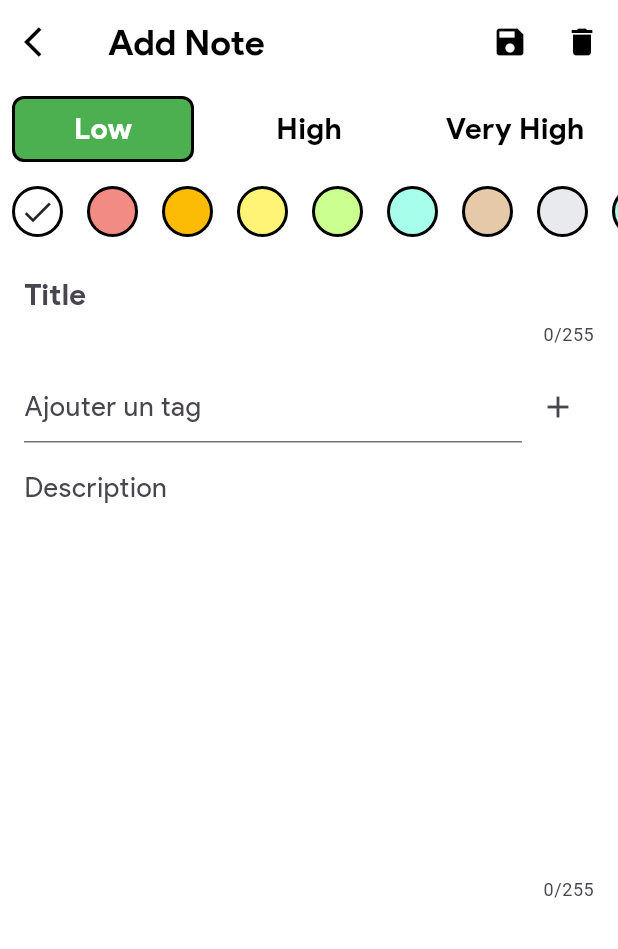
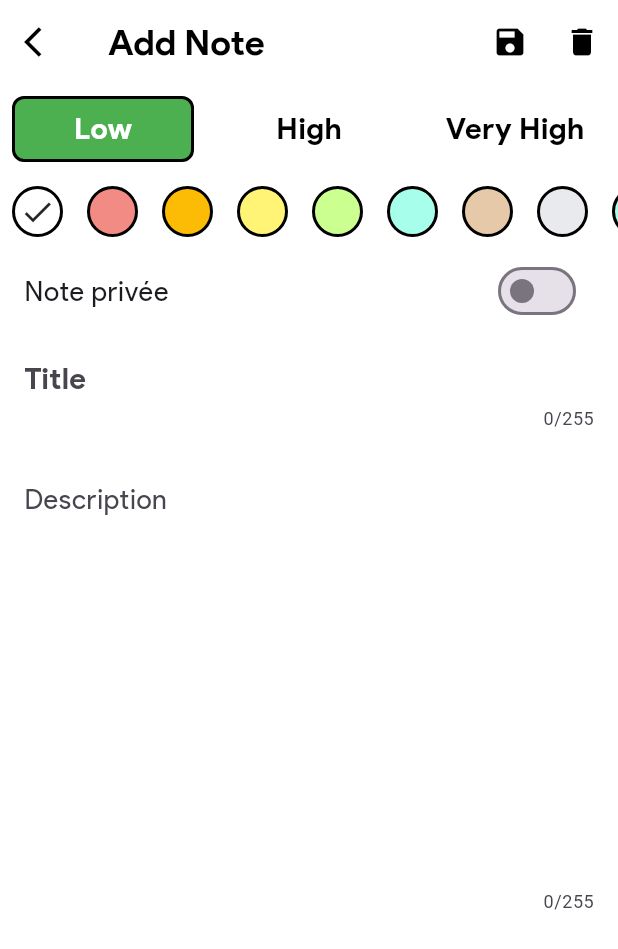
Before and after one commit to Aminesanhaji/Mynotes, a Flutter app: the NoteList screen opened directly, after a tap on the "add" icon, on a phone screen of 412 x 824 dp. Shown: the top 949 px of the screen. Run offline on Flutter 3.47's test engine with Material 3 defaults, Android fonts, the phone set to English and light mode, and no system bars; our stand-ins replace shared_preferences, sqflite; accounts and stored records are empty.

Commit message:
WIP: Started implementing private note locking UI, needs refinement

```diff
--- a/lib/db_helper/db_helper.dart
+++ b/lib/db_helper/db_helper.dart
@@ -1,5 +1,4 @@
 import 'dart:io';
-
 import 'package:sqflite/sqflite.dart';
 import 'dart:async';
 import 'package:path_provider/path_provider.dart';
@@ -8,17 +7,24 @@ import 'package:notes_app/modal_class/notes.dart';
 class DatabaseHelper {
   static late DatabaseHelper _databaseHelper;
   static Database? _database;
+
   String noteTable = 'note_table';
-  String tagTable = 'tag_table';
-  String noteTagTable = 'note_tag_table';
-
   String colId = 'id';
   String colTitle = 'title';
   String colDescription = 'description';
   String colPriority = 'priority';
   String colColor = 'color';
   String colDate = 'date';
-  String colFavorite = 'isFavorite';
+  String colIsFavorite = 'isFavorite';
+  String colIsPrivate = 'isPrivate';
+
+  String tagTable = 'tag_table';
+  String colTagId = 'id';
+  String colTagName = 'name';
+
+  String noteTagTable = 'note_tag_table';
+  String colNoteId = 'note_id';
+  String colTagRefId = 'tag_id';
 
   DatabaseHelper._createInstance();
 
@@ -36,57 +42,38 @@ class DatabaseHelper {
     Directory directory = await getApplicationDocumentsDirectory();
     String path = '${directory.path}/notes.db';
 
-    var notesDatabase = await openDatabase(
-      path,
-      version: 2,
-      onCreate: _createDb,
-      onUpgrade: _onUpgrade,
-    );
+    var notesDatabase = await openDatabase(path,
+        version: 2, onCreate: _createDb, onUpgrade: _onUpgrade);
     return notesDatabase;
   }
 
   void _createDb(Database db, int newVersion) async {
-    await db.execute(
-      'CREATE TABLE $noteTable($colId INTEGER PRIMARY KEY AUTOINCREMENT, $colTitle TEXT, '
-      '$colDescription TEXT, $colPriority INTEGER, $colColor INTEGER, $colDate TEXT, $colFavorite INTEGER DEFAULT 0)'
-    );
+    await db.execute('''CREATE TABLE $noteTable(
+      $colId INTEGER PRIMARY KEY AUTOINCREMENT,
+      $colTitle TEXT,
+      $colDescription TEXT,
+      $colPriority INTEGER,
+      $colColor INTEGER,
+      $colDate TEXT,
+      $colIsFavorite INTEGER,
+      $colIsPrivate INTEGER)''');
 
-    await db.execute(
-      'CREATE TABLE $tagTable(id INTEGER PRIMARY KEY AUTOINCREMENT, name TEXT)'
-    );
+    await db.execute('''CREATE TABLE $tagTable(
+      $colTagId INTEGER PRIMARY KEY AUTOINCREMENT,
+      $colTagName TEXT)''');
 
-    await db.execute(
-      'CREATE TABLE $noteTagTable(noteId INTEGER, tagId INTEGER, '
-      'FOREIGN KEY(noteId) REFERENCES $noteTable(id), '
-      'FOREIGN KEY(tagId) REFERENCES $tagTable(id))'
-    );
+    await db.execute('''CREATE TABLE $noteTagTable(
+      $colNoteId INTEGER,
+      $colTagRefId INTEGER,
+      FOREIGN KEY($colNoteId) REFERENCES $noteTable($colId),
+      FOREIGN KEY($colTagRefId) REFERENCES $tagTable($colTagId))''');
   }
 
   void _onUpgrade(Database db, int oldVersion, int newVersion) async {
     if (oldVersion < 2) {
-      final tableInfo = await db.rawQuery('PRAGMA table_info($noteTable)');
-      final hasFavorite = tableInfo.any((column) => column['name'] == colFavorite);
-
-      if (!hasFavorite) {
-        await db.execute('ALTER TABLE $noteTable ADD COLUMN $colFavorite INTEGER DEFAULT 0');
-      }
-
-      await db.execute(
-        'CREATE TABLE IF NOT EXISTS $tagTable(id INTEGER PRIMARY KEY AUTOINCREMENT, name TEXT)'
-      );
-
-      await db.execute(
-        'CREATE TABLE IF NOT EXISTS $noteTagTable(noteId INTEGER, tagId INTEGER, '
-        'FOREIGN KEY(noteId) REFERENCES $noteTable(id), '
-        'FOREIGN KEY(tagId) REFERENCES $tagTable(id))'
-      );
+      await db.execute("ALTER TABLE $noteTable ADD COLUMN $colIsFavorite INTEGER DEFAULT 0");
+      await db.execute("ALTER TABLE $noteTable ADD COLUMN $colIsPrivate INTEGER DEFAULT 0");
     }
-  }
-
-  Future<List<Map<String, dynamic>>> getNoteMapList() async {
-    Database db = await database;
-    var result = await db.query(noteTable, orderBy: '$colPriority ASC');
-    return result;
   }
 
   Future<int> insertNote(Note note) async {
@@ -103,53 +90,52 @@ class DatabaseHelper {
 
   Future<int> deleteNote(int id) async {
     var db = await database;
-    int result = await db.rawDelete('DELETE FROM $noteTable WHERE $colId = $id');
-    return result;
+    return await db.rawDelete('DELETE FROM $noteTable WHERE $colId = $id');
   }
 
   Future<int> getCount() async {
     Database db = await database;
-    List<Map<String, dynamic>> x = await db.rawQuery('SELECT COUNT (*) from $noteTable');
-    int result = Sqflite.firstIntValue(x) ?? 0;
-    return result;
+    List<Map<String, dynamic>> x = await db.rawQuery('SELECT COUNT(*) from $noteTable');
+    return Sqflite.firstIntValue(x) ?? 0;
   }
 
   Future<List<Note>> getNoteList() async {
-    var noteMapList = await getNoteMapList();
-    int count = noteMapList.length;
-
-    List<Note> noteList = [];
-    for (int i = 0; i < count; i++) {
-      noteList.add(Note.fromMapObject(noteMapList[i]));
-    }
-
-    return noteList;
+    final db = await database;
+    final List<Map<String, dynamic>> maps = await db.query(noteTable, orderBy: '$colPriority ASC');
+    return List.generate(maps.length, (i) => Note.fromMapObject(maps[i]));
   }
 
-  Future<int> insertTag(String name) async {
-    Database db = await database;
-    var result = await db.insert(tagTable, {'name': name});
-    return result;
-  }
+  // ---------------- TAGS ----------------
 
   Future<List<Map<String, dynamic>>> getAllTags() async {
-    Database db = await database;
+    final db = await database;
     return await db.query(tagTable);
   }
 
   Future<List<Map<String, dynamic>>> getTagsForNote(int noteId) async {
-    Database db = await database;
-    return await db.rawQuery(
-      'SELECT t.* FROM $tagTable t INNER JOIN $noteTagTable nt ON t.id = nt.tagId WHERE nt.noteId = ?',
-      [noteId]
-    );
+    final db = await database;
+    return await db.rawQuery('''
+      SELECT t.* FROM $tagTable t
+      INNER JOIN $noteTagTable nt ON t.$colTagId = nt.$colTagRefId
+      WHERE nt.$colNoteId = ?
+    ''', [noteId]);
   }
 
-  Future<void> setTagsForNote(int noteId, List<int> tagIds) async {
-    Database db = await database;
-    await db.delete(noteTagTable, where: 'noteId = ?', whereArgs: [noteId]);
-    for (int tagId in tagIds) {
-      await db.insert(noteTagTable, {'noteId': noteId, 'tagId': tagId});
-    }
+  Future<void> assignTagToNote(int noteId, int tagId) async {
+    final db = await database;
+    await db.insert(noteTagTable, {
+      colNoteId: noteId,
+      colTagRefId: tagId,
+    });
+  }
+
+  Future<void> removeTagsFromNote(int noteId) async {
+    final db = await database;
+    await db.delete(noteTagTable, where: '$colNoteId = ?', whereArgs: [noteId]);
+  }
+
+  Future<int> createTag(String name) async {
+    final db = await database;
+    return await db.insert(tagTable, {colTagName: name});
   }
 }
--- a/lib/modal_class/notes.dart
+++ b/lib/modal_class/notes.dart
@@ -4,27 +4,35 @@ class Note {
   String _description;
   String _date;
   int _priority, _color;
-  bool isFavorite;
-  List<int> tagIds = [];
+  bool _isFavorite;
+  bool _isPrivate;
 
+  // Constructeur principal
   Note(this._title, this._date, this._priority, this._color,
-      [this._description = '', this.isFavorite = false]);
+      {String description = '', bool isFavorite = false, bool isPrivate = false})
+      : _description = description,
+        _isFavorite = isFavorite,
+        _isPrivate = isPrivate;
 
+  // Constructeur avec ID
   Note.withId(this._id, this._title, this._date, this._priority, this._color,
-      [this._description = '', this.isFavorite = false]);
+      {String description = '', bool isFavorite = false, bool isPrivate = false})
+      : _description = description,
+        _isFavorite = isFavorite,
+        _isPrivate = isPrivate;
 
+  // Getters
   int? get id => _id;
-
-  set id(int? id) {
-    _id = id;
-  }
-
   String get title => _title;
   String get description => _description;
   int get priority => _priority;
   int get color => _color;
   String get date => _date;
+  bool get isFavorite => _isFavorite;
+  bool get isPrivate => _isPrivate;
 
+  // Setters
+  set id(int? id) => _id = id;
   set title(String newTitle) {
     if (newTitle.length <= 255) {
       _title = newTitle;
@@ -53,6 +61,10 @@ class Note {
     _date = newDate;
   }
 
+  set isFavorite(bool fav) => _isFavorite = fav;
+  set isPrivate(bool priv) => _isPrivate = priv;
+
+  // Convertir une Note en Map
   Map<String, dynamic> toMap() {
     var map = <String, dynamic>{};
     if (_id != null) {
@@ -63,10 +75,12 @@ class Note {
     map['priority'] = _priority;
     map['color'] = _color;
     map['date'] = _date;
-    map['isFavorite'] = isFavorite ? 1 : 0;
+    map['isFavorite'] = _isFavorite ? 1 : 0;
+    map['isPrivate'] = _isPrivate ? 1 : 0;
     return map;
   }
 
+  // Créer une Note depuis un Map
   Note.fromMapObject(Map<String, dynamic> map)
       : _id = map['id'],
         _title = map['title'],
@@ -74,5 +88,6 @@ class Note {
         _priority = map['priority'],
         _color = map['color'],
         _date = map['date'],
-        isFavorite = map['isFavorite'] == 1;
+        _isFavorite = map['isFavorite'] == 1,
+        _isPrivate = map['isPrivate'] == 1;
 }
--- a/lib/screens/note_detail.dart
+++ b/lib/screens/note_detail.dart
@@ -8,11 +8,11 @@ class NoteDetail extends StatefulWidget {
   final String appBarTitle;
   final Note note;
 
-  const NoteDetail(this.note, this.appBarTitle, {super.key});
+  const NoteDetail(this.note, this.appBarTitle, {Key? key}) : super(key: key);
 
   @override
   State<StatefulWidget> createState() {
-    return NoteDetailState(note, appBarTitle);
+    return NoteDetailState(this.note, this.appBarTitle);
   }
 }
 
@@ -23,45 +23,16 @@ class NoteDetailState extends State<NoteDetail> {
   Note note;
   TextEditingController titleController = TextEditingController();
   TextEditingController descriptionController = TextEditingController();
-  TextEditingController newTagController = TextEditingController();
   int color;
   bool isEdited = false;
-  List<Map<String, dynamic>> availableTags = [];
-  List<int> selectedTagIds = [];
 
   NoteDetailState(this.note, this.appBarTitle) : color = note.color;
-
-  @override
-  void initState() {
-    super.initState();
-    fetchTags();
-  }
-
-  void fetchTags() async {
-    final tags = await helper.getAllTags();
-    final existing = await helper.getTagsForNote(note.id ?? 0);
-    setState(() {
-      availableTags = tags;
-      selectedTagIds = existing.map((e) => e['id'] as int).toList();
-    });
-  }
-
-  void createNewTag(String name) async {
-    if (name.trim().isEmpty) return;
-    int id = await helper.insertTag(name.trim());
-    newTagController.clear();
-    fetchTags();
-    setState(() {
-      isEdited = true;
-      selectedTagIds.add(id);
-    });
-  }
 
   @override
   Widget build(BuildContext context) {
     titleController.text = note.title;
     descriptionController.text = note.description;
-    color = note.color;
+
     return WillPopScope(
         onWillPop: () async {
           isEdited ? showDiscardDialog(context) : moveToLastScreen();
@@ -124,6 +95,16 @@ class NoteDetailState extends State<NoteDetail> {
                     note.color = index;
                   },
                 ),
+                SwitchListTile(
+                  title: const Text("Note privée"),
+                  value: note.isPrivate,
+                  onChanged: (value) {
+                    setState(() {
+                      note.isPrivate = value;
+                      isEdited = true;
+                    });
+                  },
+                ),
                 Padding(
                   padding: const EdgeInsets.all(16.0),
                   child: TextField(
@@ -136,51 +117,6 @@ class NoteDetailState extends State<NoteDetail> {
                     decoration: const InputDecoration.collapsed(
                       hintText: 'Title',
                     ),
-                  ),
-                ),
-                Padding(
-                  padding: const EdgeInsets.symmetric(horizontal: 16.0),
-                  child: Row(
-                    children: [
-                      Expanded(
-                        child: TextField(
-                          controller: newTagController,
-                          decoration: const InputDecoration(
-                            hintText: 'Ajouter un tag',
-                          ),
-                        ),
-                      ),
-                      IconButton(
-                        onPressed: () =>
-                            createNewTag(newTagController.text),
-                        icon: const Icon(Icons.add),
-                      )
-                    ],
-                  ),
-                ),
-                Padding(
-                  padding: const EdgeInsets.symmetric(horizontal: 16.0),
-                  child: Wrap(
-                    spacing: 8,
-                    children: availableTags.map((tag) {
-                      final tagId = tag['id'] as int;
-                      final tagName = tag['name'] as String;
-                      final isSelected = selectedTagIds.contains(tagId);
-                      return FilterChip(
-                        label: Text(tagName),
-                        selected: isSelected,
-                        onSelected: (bool selected) {
-                          setState(() {
-                            isEdited = true;
-                            if (selected) {
-                              selectedTagIds.add(tagId);
-                            } else {
-                              selectedTagIds.remove(tagId);
-                            }
-                          });
-                        },
-                      );
-                    }).toList(),
                   ),
                 ),
                 Expanded(
@@ -335,14 +271,13 @@ class NoteDetailState extends State<NoteDetail> {
 
   void _save() async {
     moveToLastScreen();
-
     note.date = DateFormat.yMMMd().format(DateTime.now());
     if (note.id != null) {
       await helper.updateNote(note);
     } else {
-      note.id = await helper.insertNote(note);
+      int insertedId = await helper.insertNote(note);
+      note.id = insertedId;
     }
-    await helper.setTagsForNote(note.id!, selectedTagIds);
   }
 
   void _delete() async {
--- a/lib/screens/note_list.dart
+++ b/lib/screens/note_list.dart
@@ -3,13 +3,15 @@ import 'package:flutter/material.dart';
 import 'package:notes_app/db_helper/db_helper.dart';
 import 'package:notes_app/modal_class/notes.dart';
 import 'package:notes_app/screens/note_detail.dart';
+import 'package:flutter_staggered_grid_view/flutter_staggered_grid_view.dart';
 import 'package:notes_app/screens/search_note.dart';
 import 'package:notes_app/utils/widgets.dart';
 import 'package:sqflite/sqflite.dart';
 import 'package:notes_app/screens/change_password.dart';
+import 'package:shared_preferences/shared_preferences.dart';
 
 class NoteList extends StatefulWidget {
-  const NoteList({super.key});
+  const NoteList({Key? key}) : super(key: key);
 
   @override
   State<StatefulWidget> createState() {
@@ -27,6 +29,7 @@ class NoteListState extends State<NoteList> {
   bool isFilteredByFavorite = false;
   int? priorityFilter;
   int? tagFilter;
+  bool showPrivateNotes = false;
 
   @override
   void initState() {
@@ -70,6 +73,17 @@ class NoteListState extends State<NoteList> {
                     ),
                   );
                 },
+              ),
+              IconButton(
+                splashRadius: 22,
+                icon: Icon(
+                  showPrivateNotes ? Icons.lock_open : Icons.lock_outline,
+                  color: Colors.black,
+                ),
+                tooltip: 'Afficher les notes privées',
+                onPressed: () => showPrivateNotes
+                    ? setState(() => showPrivateNotes = false)
+                    : _promptPassword(context),
               ),
               IconButton(
                 icon: const Icon(Icons.label_outline, color: Colors.black),
@@ -137,6 +151,42 @@ class NoteListState extends State<NoteList> {
             ],
           )
       ],
+    );
+  }
+
+  Future<void> _promptPassword(BuildContext context) async {
+    final prefs = await SharedPreferences.getInstance();
+    final savedPassword = prefs.getString('private_password') ?? '';
+    final controller = TextEditingController();
+
+    showDialog(
+      context: context,
+      builder: (_) => AlertDialog(
+        title: const Text('Mot de passe des notes privées'),
+        content: TextField(
+          controller: controller,
+          obscureText: true,
+          decoration: const InputDecoration(hintText: 'Entrez votre mot de passe'),
+        ),
+        actions: [
+          TextButton(onPressed: () => Navigator.pop(context), child: const Text('Annuler')),
+          TextButton(
+            onPressed: () {
+              if (controller.text == savedPassword) {
+                Navigator.pop(context);
+                setState(() => showPrivateNotes = true);
+                updateListView();
+              } else {
+                Navigator.pop(context);
+                ScaffoldMessenger.of(context).showSnackBar(
+                  const SnackBar(content: Text('Mot de passe incorrect'), backgroundColor: Colors.red),
+                );
+              }
+            },
+            child: const Text('Valider'),
+          ),
+        ],
+      ),
     );
   }
 
@@ -208,6 +258,7 @@ class NoteListState extends State<NoteList> {
                     style: Theme.of(context).textTheme.bodyMedium,
                   ),
                   const SizedBox(height: 16),
+                  if (isFilteredByFavorite || priorityFilter != null || tagFilter != null)
                     ElevatedButton(
                       onPressed: () {
                         setState(() {
@@ -225,13 +276,13 @@ class NoteListState extends State<NoteList> {
           : buildGroupedNotesWithDrag(),
       floatingActionButton: FloatingActionButton(
         onPressed: () {
-          navigateToDetail(Note('', '', 3, 0), 'Add Note');
+          navigateToDetail(Note('', '', 3, 0, isPrivate: false), 'Add Note');
         },
         tooltip: 'Add Note',
         shape: const CircleBorder(
             side: BorderSide(color: Colors.black, width: 2.0)),
+        child: const Icon(Icons.add, color: Colors.black),
         backgroundColor: Colors.white,
-        child: const Icon(Icons.add, color: Colors.black),
       ),
     );
   }
@@ -243,6 +294,8 @@ class NoteListState extends State<NoteList> {
     return ListView(
       children: priorities.map((priority) {
         final notes = noteList.where((note) => note.priority == priority).toList();
+        if (notes.isEmpty) return const SizedBox.shrink();
+
         return Column(
           crossAxisAlignment: CrossAxisAlignment.start,
           children: [
@@ -252,10 +305,10 @@ class NoteListState extends State<NoteList> {
                   style: const TextStyle(fontSize: 18, fontWeight: FontWeight.bold)),
             ),
             DragTarget<Note>(
-              onWillAcceptWithDetails: (incoming) => true,
-              onAcceptWithDetails: (incomingNote) async {
-                incomingNote.data.priority = priority;
-                await databaseHelper.updateNote(incomingNote.data);
+              onWillAccept: (incoming) => true,
+              onAccept: (incomingNote) async {
+                incomingNote.priority = priority;
+                await databaseHelper.updateNote(incomingNote);
                 updateListView();
               },
               builder: (context, candidateData, rejectedData) {
@@ -305,6 +358,8 @@ class NoteListState extends State<NoteList> {
                       style: Theme.of(context).textTheme.bodyMedium,
                       overflow: TextOverflow.ellipsis),
                 ),
+                if (note.isPrivate)
+                  const Icon(Icons.lock, size: 18, color: Colors.black),
                 IconButton(
                   icon: Icon(
                     note.isFavorite ? Icons.favorite : Icons.favorite_border,
@@ -320,7 +375,7 @@ class NoteListState extends State<NoteList> {
               ],
             ),
             const SizedBox(height: 4),
-            Text(note.description,
+            Text(note.description ?? '',
                 style: Theme.of(context).textTheme.bodyLarge,
                 overflow: TextOverflow.ellipsis,
                 maxLines: 3),
@@ -359,8 +414,8 @@ class NoteListState extends State<NoteList> {
       noteListFuture.then((noteList) {
         setState(() {
           fullNoteList = noteList;
-          this.noteList = noteList;
-          count = noteList.length;
+          this.noteList = noteList.where((n) => showPrivateNotes || !n.isPrivate).toList();
+          count = this.noteList.length;
         });
       });
     });
```
Lines whose indentation alone changed are shown as unchanged.
